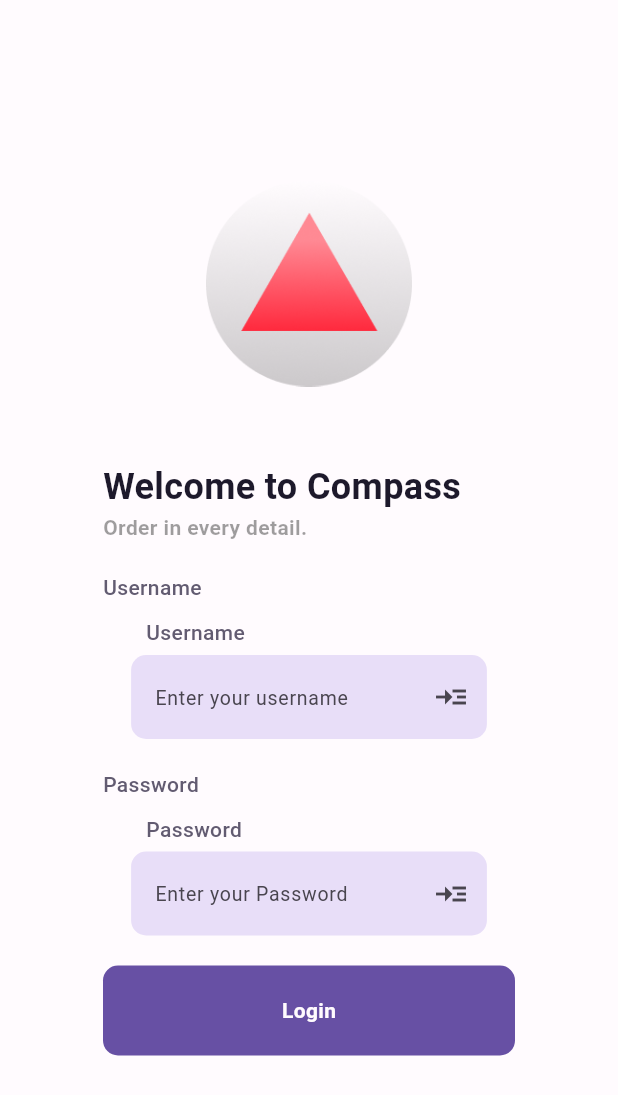
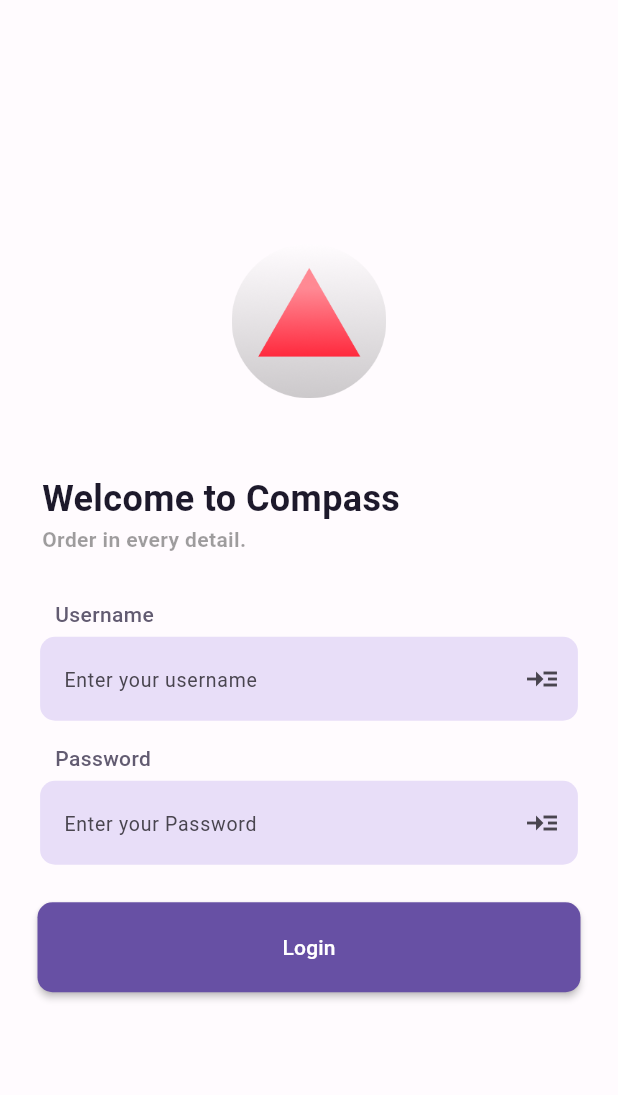
Before and after one commit to wantedbear007/Compass, a Flutter app: the LoginScreen screen opened directly, on a phone screen of 412 x 824 dp. Shown: the top 1095 px of the screen. Run offline on Flutter 3.47's test engine with Material 3 defaults, Android fonts, the phone set to English and light mode, and no system bars; our stand-ins replace flutter_form_builder, flutter_svg, get.

Commit message:
:truck: UI changes, fixed routes.

```diff
--- a/lib/screens/home/home_screen.dart
+++ b/lib/screens/home/home_screen.dart
@@ -38,7 +38,7 @@ class HomeScreen extends StatelessWidget {
                             children: [
                               const Text(
                                 appName,
-                                style: TextStyle(fontSize: 15),
+                                style: TextStyle(fontSize: 15, fontWeight: FontWeight.bold),
                               ),
                               Text(
                                 subTitle,
--- a/lib/screens/login/login_screen.dart
+++ b/lib/screens/login/login_screen.dart
@@ -20,17 +20,17 @@ class _LoginScreenState extends State<LoginScreen> {
 
   Widget build(BuildContext context) {
     return Scaffold(
-      // backgroundColor: Theme.of(context).colorScheme.inversePrimary,
-      body: Column(
+      body: Padding(
+        padding: const EdgeInsets.all(8.0),
+        child: Column(
           mainAxisAlignment: MainAxisAlignment.center,
           children: [
             Center(
               child: Image(
-              width: MediaQuery.of(context).size.width / 3,
+                width: MediaQuery.of(context).size.width / 4,
                 image: const AssetImage("assets/logo.png"),
               ),
             ),
-
 
             const SizedBox(
               height: 50,
@@ -38,36 +38,43 @@ class _LoginScreenState extends State<LoginScreen> {
 
             SizedBox(
               // width: 350,
-            width: MediaQuery.of(context).size.width / 1.5,
+              // width: MediaQuery.of(context).size.width / 1.1,
               child: Column(
                 // mainAxisAlignment: MainAxisAlignment.start,
                 crossAxisAlignment: CrossAxisAlignment.start,
                 children: [
-                Text(
+                  Padding(
+                    padding: const EdgeInsets.only(left: 20),
+                    child: Text(
                       "Welcome to $appName",
                       style: TextStyle(
                           fontWeight: FontWeight.bold,
                           fontSize: 24,
-                      color:
-                          Theme.of(context).colorScheme.onSecondaryContainer),
+                          color: Theme.of(context)
+                              .colorScheme
+                              .onSecondaryContainer),
                     ),
-                Text(
+                  ),
+                  Padding(
+                    padding: const EdgeInsets.only(left: 20),
+                    child: Text(
                       subTitle,
                       style: TextStyle(
                         fontWeight: FontWeight.bold,
                         color: Theme.of(context).disabledColor,
                       ),
                     ),
+                  ),
                   const SizedBox(
                     height: 20,
                   ),
-                Text(
-                  "Username",
-                  style: TextStyle(
-                    fontWeight: FontWeight.w500,
-                    color: Theme.of(context).colorScheme.secondary,
-                  ),
-                ),
+                  // Text(
+                  //   "Username",
+                  //   style: TextStyle(
+                  //     fontWeight: FontWeight.w500,
+                  //     color: Theme.of(context).colorScheme.secondary,
+                  //   ),
+                  // ),
                   TextInputField(
                     inputLabelText: "Username",
                     textController: _usernameController,
@@ -76,15 +83,15 @@ class _LoginScreenState extends State<LoginScreen> {
                     // icon: Icons.account_circle_sharp,
                   ),
                   const SizedBox(
-                  height: 15,
+                      // height: 15,
                       ),
-                Text(
-                  "Password",
-                  style: TextStyle(
-                    fontWeight: FontWeight.w500,
-                    color: Theme.of(context).colorScheme.secondary,
-                  ),
-                ),
+                  // Text(
+                  //   "Password",
+                  //   style: TextStyle(
+                  //     fontWeight: FontWeight.w500,
+                  //     color: Theme.of(context).colorScheme.secondary,
+                  //   ),
+                  // ),
                   TextInputField(
                     inputLabelText: "Password",
                     textController: _passwordController,
@@ -93,15 +100,31 @@ class _LoginScreenState extends State<LoginScreen> {
                     // icon: Icons.account_circle_sharp,
                   ),
                   const SizedBox(
-                  height: 15,
+                    height: 20,
                   ),
-                const UserButton(buttonText: "Login")
+                  Padding(
+                    padding: const EdgeInsets.only(left: 17, right: 17),
+                    child: MaterialButton(
+                      height: 60,
+                      shape: RoundedRectangleBorder(
+                          borderRadius: BorderRadius.circular(appBorderRadius)),
+                      minWidth: MediaQuery.of(context).size.width,
+                      onPressed: () {},
+                      child: Text(
+                        "Login",
+                        style: TextStyle(color: Colors.white),
+                      ),
+                      color: Theme.of(context).colorScheme.primary,
+                    ),
+                  )
+                  // const UserButton(buttonText: "Login")
                 ],
               ),
             ),
             //   text input
           ],
         ),
+      ),
     );
   }
 }
--- a/lib/widgets/button_card.dart
+++ b/lib/widgets/button_card.dart
@@ -18,7 +18,7 @@ class HomeScreenCard extends StatelessWidget {
   @override
   Widget build(BuildContext context) {
     return Material(
-      color: Theme.of(context).colorScheme.primaryContainer,
+      color: Theme.of(context).colorScheme.onSecondary,
       borderRadius: BorderRadius.circular(10),
       child: InkWell(
         borderRadius: BorderRadius.circular(10),
@@ -29,7 +29,7 @@ class HomeScreenCard extends StatelessWidget {
           width: MediaQuery.of(context).size.width - 20,
           height: 110,
           child: Padding(
-            padding: EdgeInsets.symmetric(vertical: 10, horizontal: 14),
+            padding: const EdgeInsets.symmetric(vertical: 10, horizontal: 14),
             child: Row(
               mainAxisAlignment: MainAxisAlignment.center,
               crossAxisAlignment: CrossAxisAlignment.center,
@@ -64,7 +64,7 @@ class HomeScreenCard extends StatelessWidget {
                 ),
                 Material(
                   borderRadius: BorderRadius.circular(100),
-                  color: Theme.of(context).colorScheme.primary,
+                  color: Theme.of(context).colorScheme.primaryContainer,
                   child: InkWell(
                     onTap: tapAction,
                     splashColor: Colors.white,
--- a/lib/widgets/products_container.dart
+++ b/lib/widgets/products_container.dart
@@ -1,4 +1,5 @@
 // import 'package:flutter/cupertino.dart';
+import 'package:compass/utils/constants.dart';
 import 'package:compass/widgets/user_button.dart';
 import 'package:flutter/material.dart';
 
@@ -13,7 +14,7 @@ class ProductContainer extends StatelessWidget {
     return Container(
       margin: const EdgeInsets.only(top: 10),
       decoration: BoxDecoration(
-          color: Theme.of(context).colorScheme.secondaryContainer,
+          color: Theme.of(context).colorScheme.onSecondary,
           borderRadius: BorderRadius.circular(10)),
       padding: const EdgeInsets.only(left: 0, right: 4, top: 5, bottom: 5),
       child: LayoutBuilder(
@@ -48,7 +49,7 @@ class ProductContainer extends StatelessWidget {
                 MaterialButton(
                   minWidth: constraints.maxWidth / 2,
                   shape: RoundedRectangleBorder(
-                      borderRadius: BorderRadius.circular(10)),
+                      borderRadius: BorderRadius.circular(appBorderRadius)),
                   textColor: Colors.white,
                   color: Theme.of(context).colorScheme.primary,
                   onPressed: () {},
```
Also changed, not shown: lib/main.dart (+6 -4 lines), lib/screens/register/register_screen.dart (+26 -35 lines). Lines whose indentation alone changed are shown as unchanged.
